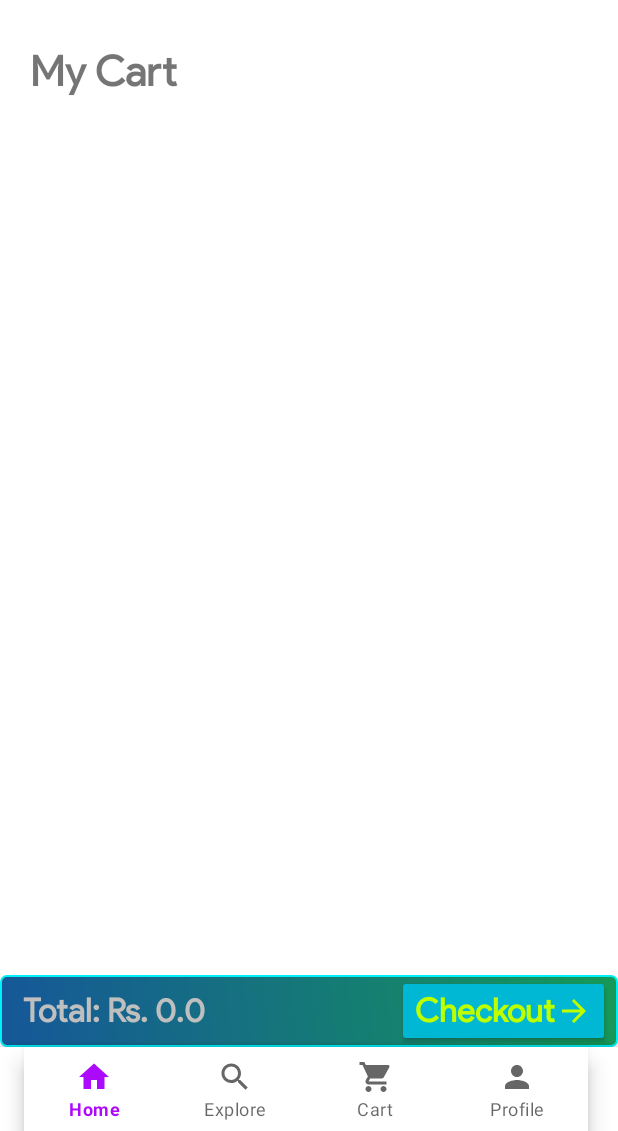
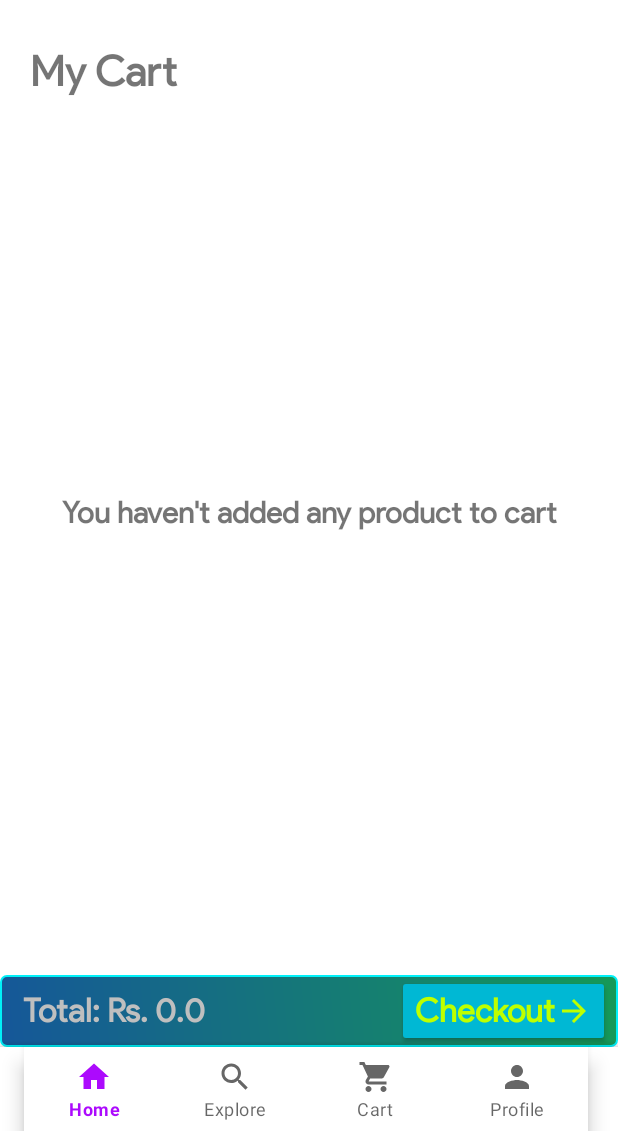
Before and after one commit to thimiramanujaya/TechnoRange-Android-eCommerce-App-Project, an Android app: the fragment CartFragment placed in its activity, on a phone screen of 412 x 824 dp, the part 105-1236 px from its top. Run offline under Robolectric (Android 15) with nearby library versions, the phone set to English and light mode, and no system bars; our stand-ins replace Firebase (no records; nobody signed in at launch, a user with empty details on screens opened directly), Picasso; pictures from the network do not load; 2 statements that could not run were skipped.

Commit message:
validated for checking out no ( 0 ) cart items

```diff
--- a/app/src/main/java/com/uniquestudio/technorange/CartFragment.java
+++ b/app/src/main/java/com/uniquestudio/technorange/CartFragment.java
@@ -29,7 +29,7 @@ import com.squareup.picasso.Picasso;
 
 public class CartFragment extends Fragment {
 
-    TextView myCartTxt, cartTotalTxt;
+    TextView myCartTxt, cartTotalTxt, noProductTxt;
     RecyclerView cartItemsRecylV;
     RecyclerView.LayoutManager cartListLytManager;
     ImageView cartSettingImgV, cartMoreOptImgV;
@@ -45,6 +45,7 @@ public class CartFragment extends Fragment {
 
         myCartTxt = view.findViewById(R.id.mycart_txt);
         cartTotalTxt = view.findViewById(R.id.cart_total_txt);
+        noProductTxt = view.findViewById(R.id.no_product_txt);
 
         cartItemsRecylV = view.findViewById(R.id.cartitems_recylv);
         cartListLytManager = new LinearLayoutManager(getContext());  // default vertical layout
@@ -58,6 +59,25 @@ public class CartFragment extends Fragment {
         String TotalPriceTxt = "Total: Rs. " + String.valueOf(TotalPrice);
         cartTotalTxt.setText(TotalPriceTxt);
 
+        cartCheckoutBtn.setOnClickListener(new View.OnClickListener() {
+            @Override
+            public void onClick(View view) {
+                if (TotalPrice != 0.0) {
+                    Intent checkoutActivity = new Intent(getActivity(), CheckoutActivity.class);
+                    startActivity(checkoutActivity);
+                }
+                else {
+                    Toast.makeText(getActivity(), "Please add products to cart before checkout", Toast.LENGTH_SHORT).show();
+                }
+            }
+        });
+
+        if (TotalPrice != 0.0) {
+            noProductTxt.setVisibility(View.GONE);
+        }
+        else {
+            noProductTxt.setVisibility(View.VISIBLE);
+        }
 
         return view;
     }
@@ -84,6 +104,13 @@ public class CartFragment extends Fragment {
                         float ItemSubTotal = Float.parseFloat(model.getPrice()) * Integer.parseInt(model.getQuantity());
                         TotalPrice = TotalPrice + ItemSubTotal;
 
+                        if (TotalPrice != 0.0) {
+                            noProductTxt.setVisibility(View.GONE);
+                        }
+                        else {
+                            noProductTxt.setVisibility(View.VISIBLE);
+                        }
+
                         String TotalPriceTxt = "Total: Rs. " + String.valueOf(TotalPrice);
                         cartTotalTxt.setText(TotalPriceTxt);
 
@@ -109,6 +136,13 @@ public class CartFragment extends Fragment {
 
                                         float ItemSubTotal = Float.parseFloat(model.getPrice()) * Integer.parseInt(model.getQuantity());
                                         TotalPrice = TotalPrice - ItemSubTotal;
+
+                                        if (TotalPrice != 0.0) {
+                                            noProductTxt.setVisibility(View.GONE);
+                                        }
+                                        else {
+                                            noProductTxt.setVisibility(View.VISIBLE);
+                                        }
 
                                         String TotalPriceTxt = "Total: Rs. " + String.valueOf(TotalPrice);
                                         cartTotalTxt.setText(TotalPriceTxt);
--- a/app/src/main/res/layout/fragment_cart.xml
+++ b/app/src/main/res/layout/fragment_cart.xml
@@ -108,6 +108,19 @@
 
         </ScrollView>
 
+        <TextView
+            android:id="@+id/no_product_txt"
+            android:layout_width="match_parent"
+            android:layout_height="wrap_content"
+            android:text="You haven't added any product to cart"
+            android:textSize="20sp"
+            android:textStyle="bold"
+            android:fontFamily="@font/productsansregular"
+            android:gravity="center"
+            android:layout_margin="10dp"
+            android:layout_centerVertical="true"
+            android:visibility="gone"/>
+
         <RelativeLayout
             android:layout_width="match_parent"
             android:layout_height="wrap_content"
```
